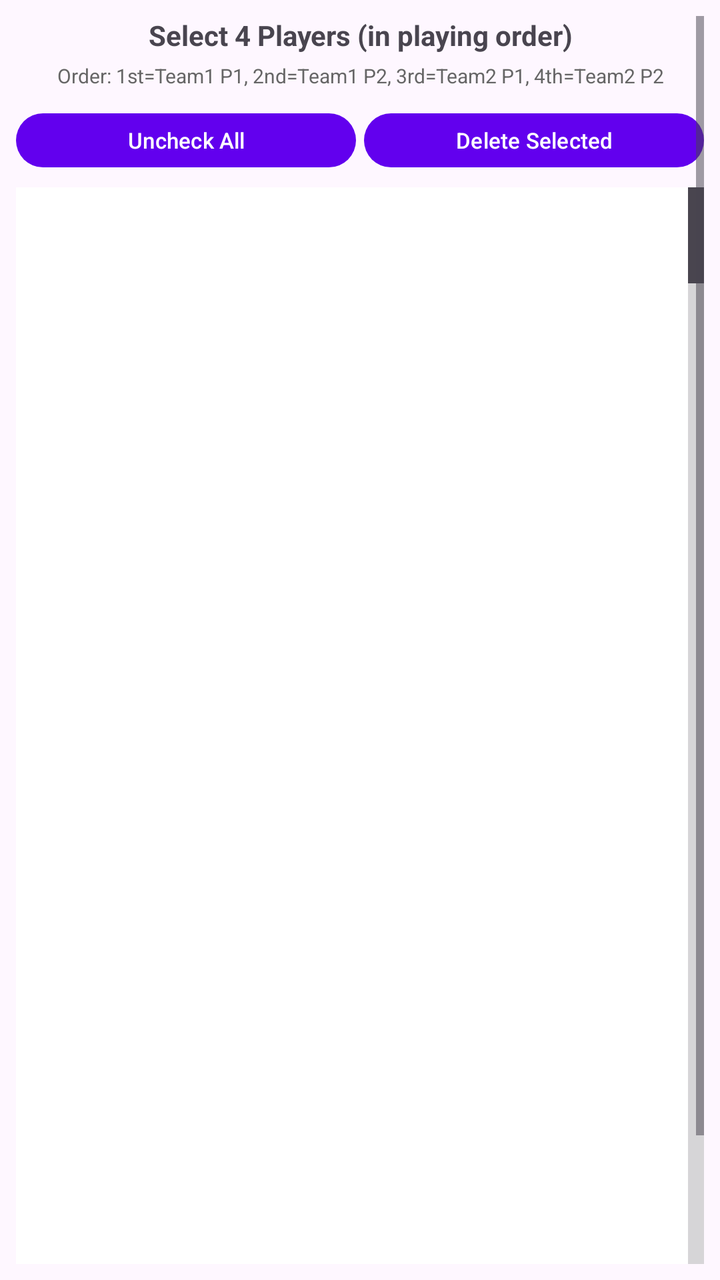
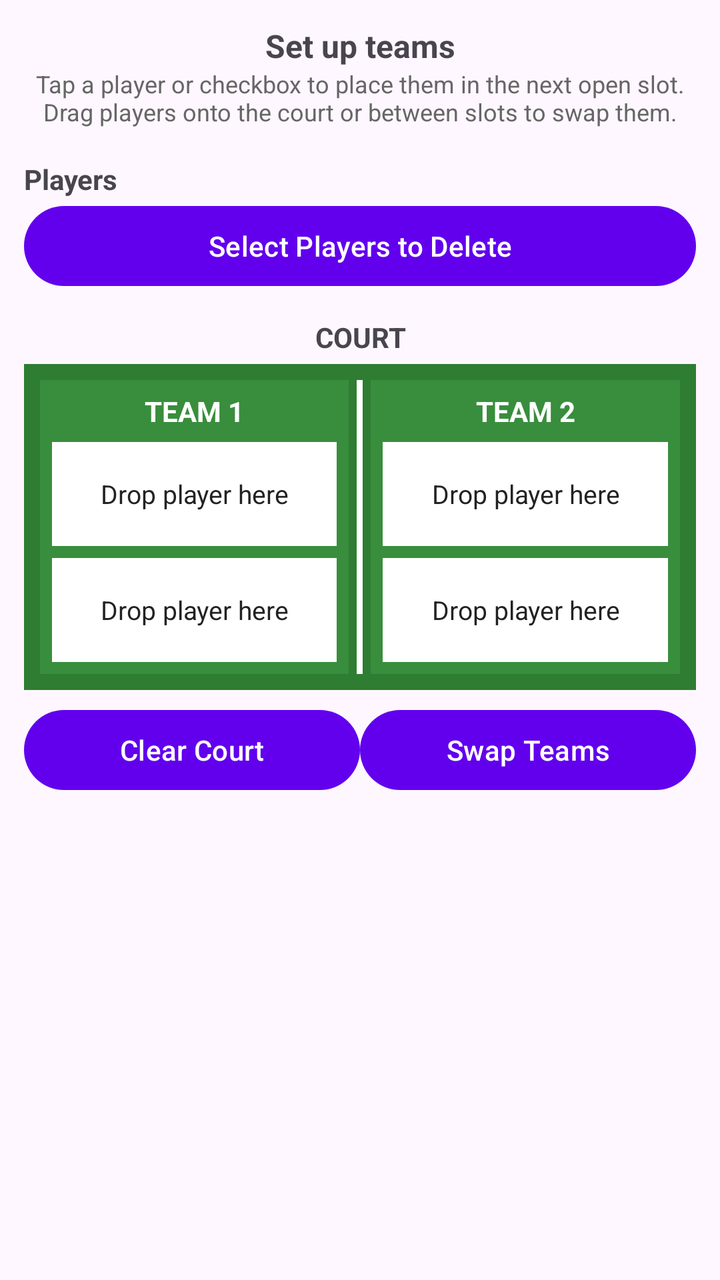

Compare the two renders of this Android layout. The source of the first and the diff that turns it into the second are given below.
<!-- AndroidManifest.xml: application theme Theme.Badminton_Scorekeeper -->
<!-- res/layout/player_selection_dialog.xml -->
<?xml version="1.0" encoding="utf-8"?>
<ScrollView xmlns:android="http://schemas.android.com/apk/res/android"
    android:layout_width="match_parent"
    android:layout_height="wrap_content"
    android:padding="8dp">

    <LinearLayout
        android:layout_width="match_parent"
        android:layout_height="wrap_content"
        android:orientation="vertical">

        <TextView
            android:layout_width="match_parent"
            android:layout_height="wrap_content"
            android:text="Select 4 Players (in playing order)"
            android:textStyle="bold"
            android:textSize="14sp"
            android:gravity="center"
            android:layout_marginBottom="4dp" />

        <TextView
            android:layout_width="match_parent"
            android:layout_height="wrap_content"
            android:text="Order: 1st=Team1 P1, 2nd=Team1 P2, 3rd=Team2 P1, 4th=Team2 P2"
            android:textSize="10sp"
            android:textColor="#666666"
            android:gravity="center"
            android:layout_marginBottom="8dp" />

        
        <LinearLayout
            android:layout_width="match_parent"
            android:layout_height="wrap_content"
            android:orientation="horizontal"
            android:gravity="center"
            android:layout_marginBottom="6dp">

            <Button
                android:id="@+id/uncheckAllButton"
                android:layout_width="0dp"
                android:layout_height="35dp"
                android:layout_weight="1"
                android:text="Uncheck All"
                android:textSize="11sp"
                android:layout_marginEnd="2dp" />

            <Button
                android:id="@+id/deleteButton"
                android:layout_width="0dp"
                android:layout_height="35dp"
                android:layout_weight="1"
                android:text="Delete Selected"
                android:textSize="11sp"
                android:layout_marginStart="2dp" />

        </LinearLayout>

        
        <ListView
            android:id="@+id/playerListView"
            android:layout_width="match_parent"
            android:layout_height="600dp"
            android:background="@android:color/white"
            android:choiceMode="multipleChoice"
            android:fastScrollEnabled="true"
            android:minHeight="200dp" />

        <TextView
            android:layout_width="match_parent"
            android:layout_height="wrap_content"
            android:text="Selected: Team1 P1 → Team1 P2 → Team2 P1 → Team2 P2"
            android:textSize="10sp"
            android:textColor="#666666"
            android:gravity="center"
            android:layout_marginTop="6dp" />

    </LinearLayout>
</ScrollView>
<!-- resources referenced by this layout -->
<resources>
  <style name="Theme.Badminton_Scorekeeper" parent="Theme.Material3.DayNight">
          
          <item name="windowNoTitle">true</item>
          <item name="windowActionBar">false</item>
          
          <item name="colorPrimary">@color/purple_500</item>
          <item name="colorPrimaryVariant">@color/purple_700</item>
          <item name="colorOnPrimary">@color/white</item>
          
          <item name="colorSecondary">@color/teal_200</item>
          <item name="colorSecondaryVariant">@color/teal_700</item>
          <item name="colorOnSecondary">@color/black</item>
          
          <item name="android:statusBarColor">?attr/colorPrimaryVariant</item>
          
      </style>
  <color name="purple_500">#FF6200EE</color>
  <color name="purple_700">#FF3700B3</color>
  <color name="white">#FFFFFFFF</color>
  <color name="teal_200">#FF03DAC5</color>
  <color name="teal_700">#FF018786</color>
  <color name="black">#FF000000</color>
</resources>

<!-- the commit's change to res/layout/player_selection_dialog.xml (unified diff, before → after) -->
@@ -1,8 +1,9 @@
 <?xml version="1.0" encoding="utf-8"?>
 <ScrollView xmlns:android="http://schemas.android.com/apk/res/android"
     android:layout_width="match_parent"
-    android:layout_height="wrap_content"
-    android:padding="8dp">
+    android:layout_height="match_parent"
+    android:fillViewport="true"
+    android:padding="12dp">
 
     <LinearLayout
         android:layout_width="match_parent"
@@ -12,67 +13,183 @@
         <TextView
             android:layout_width="match_parent"
             android:layout_height="wrap_content"
-            android:text="Select 4 Players (in playing order)"
-            android:textStyle="bold"
-            android:textSize="14sp"
             android:gravity="center"
-            android:layout_marginBottom="4dp" />
+            android:text="Set up teams"
+            android:textSize="16sp"
+            android:textStyle="bold" />
 
         <TextView
             android:layout_width="match_parent"
             android:layout_height="wrap_content"
-            android:text="Order: 1st=Team1 P1, 2nd=Team1 P2, 3rd=Team2 P1, 4th=Team2 P2"
-            android:textSize="10sp"
+            android:layout_marginBottom="8dp"
+            android:gravity="center"
+            android:text="Tap a player or checkbox to place them in the next open slot. Drag players onto the court or between slots to swap them."
             android:textColor="#666666"
-            android:gravity="center"
-            android:layout_marginBottom="8dp" />
-
-        
-        <LinearLayout
-            android:layout_width="match_parent"
-            android:layout_height="wrap_content"
-            android:orientation="horizontal"
-            android:gravity="center"
-            android:layout_marginBottom="6dp">
-
-            <Button
-                android:id="@+id/uncheckAllButton"
-                android:layout_width="0dp"
-                android:layout_height="35dp"
-                android:layout_weight="1"
-                android:text="Uncheck All"
-                android:textSize="11sp"
-                android:layout_marginEnd="2dp" />
-
-            <Button
-                android:id="@+id/deleteButton"
-                android:layout_width="0dp"
-                android:layout_height="35dp"
-                android:layout_weight="1"
-                android:text="Delete Selected"
-                android:textSize="11sp"
-                android:layout_marginStart="2dp" />
-
-        </LinearLayout>
-
-        
-        <ListView
-            android:id="@+id/playerListView"
-            android:layout_width="match_parent"
-            android:layout_height="600dp"
-            android:background="@android:color/white"
-            android:choiceMode="multipleChoice"
-            android:fastScrollEnabled="true"
-            android:minHeight="200dp" />
+            android:textSize="12sp" />
 
         <TextView
             android:layout_width="match_parent"
             android:layout_height="wrap_content"
-            android:text="Selected: Team1 P1 → Team1 P2 → Team2 P1 → Team2 P2"
-            android:textSize="10sp"
-            android:textColor="#666666"
+            android:layout_marginTop="8dp"
+            android:text="Players"
+            android:textStyle="bold" />
+
+        <Button
+            android:id="@+id/toggleDeleteModeButton"
+            android:layout_width="match_parent"
+            android:layout_height="wrap_content"
+            android:text="Select Players to Delete" />
+
+        <LinearLayout
+            android:id="@+id/deleteControlsLayout"
+            android:layout_width="match_parent"
+            android:layout_height="wrap_content"
+            android:orientation="horizontal"
+            android:visibility="gone">
+
+            <Button
+                android:id="@+id/selectAllPlayersButton"
+                android:layout_width="0dp"
+                android:layout_height="wrap_content"
+                android:layout_weight="1"
+                android:text="Select All" />
+
+            <Button
+                android:id="@+id/deleteSelectedPlayersButton"
+                android:layout_width="0dp"
+                android:layout_height="wrap_content"
+                android:layout_weight="1"
+                android:text="Delete Selected" />
+        </LinearLayout>
+
+        <LinearLayout
+            android:id="@+id/availablePlayersContainer"
+            android:layout_width="match_parent"
+            android:layout_height="wrap_content"
+            android:orientation="vertical" />
+
+        <TextView
+            android:layout_width="match_parent"
+            android:layout_height="wrap_content"
+            android:layout_marginTop="12dp"
+            android:layout_marginBottom="4dp"
             android:gravity="center"
-            android:layout_marginTop="6dp" />
+            android:text="COURT"
+            android:textStyle="bold" />
 
+        <LinearLayout
+            android:layout_width="match_parent"
+            android:layout_height="wrap_content"
+            android:background="#2E7D32"
+            android:orientation="horizontal"
+            android:padding="8dp">
+
+            <LinearLayout
+                android:layout_width="0dp"
+                android:layout_height="wrap_content"
+                android:layout_weight="1"
+                android:background="#388E3C"
+                android:orientation="vertical"
+                android:padding="6dp">
+
+                <TextView
+                    android:id="@+id/team1CourtLabel"
+                    android:layout_width="match_parent"
+                    android:layout_height="wrap_content"
+                    android:gravity="center"
+                    android:text="TEAM 1"
+                    android:textColor="@android:color/white"
+                    android:textStyle="bold" />
+
+                <TextView
+                    android:id="@+id/team1Slot1"
+                    android:layout_width="match_parent"
+                    android:layout_height="52dp"
+                    android:layout_marginTop="6dp"
+                    android:background="#FFFFFF"
+                    android:gravity="center"
+                    android:text="Drop player here"
+                    android:textColor="#222222"
+                    android:textSize="13sp" />
+
+                <TextView
+                    android:id="@+id/team1Slot2"
+                    android:layout_width="match_parent"
+                    android:layout_height="52dp"
+                    android:layout_marginTop="6dp"
+                    android:background="#FFFFFF"
+                    android:gravity="center"
+                    android:text="Drop player here"
+                    android:textColor="#222222"
+                    android:textSize="13sp" />
+            </LinearLayout>
+
+            <View
+                android:layout_width="3dp"
+                android:layout_height="match_parent"
+                android:layout_marginHorizontal="4dp"
+                android:background="#FFFFFF" />
+
+            <LinearLayout
+                android:layout_width="0dp"
+                android:layout_height="wrap_content"
+                android:layout_weight="1"
+                android:background="#388E3C"
+                android:orientation="vertical"
+                android:padding="6dp">
+
+                <TextView
+                    android:id="@+id/team2CourtLabel"
+                    android:layout_width="match_parent"
+                    android:layout_height="wrap_content"
+                    android:gravity="center"
+                    android:text="TEAM 2"
+                    android:textColor="@android:color/white"
+                    android:textStyle="bold" />
+
+                <TextView
+                    android:id="@+id/team2Slot1"
+                    android:layout_width="match_parent"
+                    android:layout_height="52dp"
+                    android:layout_marginTop="6dp"
+                    android:background="#FFFFFF"
+                    android:gravity="center"
+                    android:text="Drop player here"
+                    android:textColor="#222222"
+                    android:textSize="13sp" />
+
+                <TextView
+                    android:id="@+id/team2Slot2"
+                    android:layout_width="match_parent"
+                    android:layout_height="52dp"
+                    android:layout_marginTop="6dp"
+                    android:background="#FFFFFF"
+                    android:gravity="center"
+                    android:text="Drop player here"
+                    android:textColor="#222222"
+                    android:textSize="13sp" />
+            </LinearLayout>
+        </LinearLayout>
+
+        <LinearLayout
+            android:layout_width="match_parent"
+            android:layout_height="wrap_content"
+            android:layout_marginTop="6dp"
+            android:orientation="horizontal">
+
+            <Button
+                android:id="@+id/clearCourtButton"
+                android:layout_width="0dp"
+                android:layout_height="wrap_content"
+                android:layout_weight="1"
+                android:text="Clear Court" />
+
+            <Button
+                android:id="@+id/swapCourtSidesButton"
+                android:layout_width="0dp"
+                android:layout_height="wrap_content"
+                android:layout_weight="1"
+                android:text="Swap Teams" />
+        </LinearLayout>
     </LinearLayout>
 </ScrollView>
